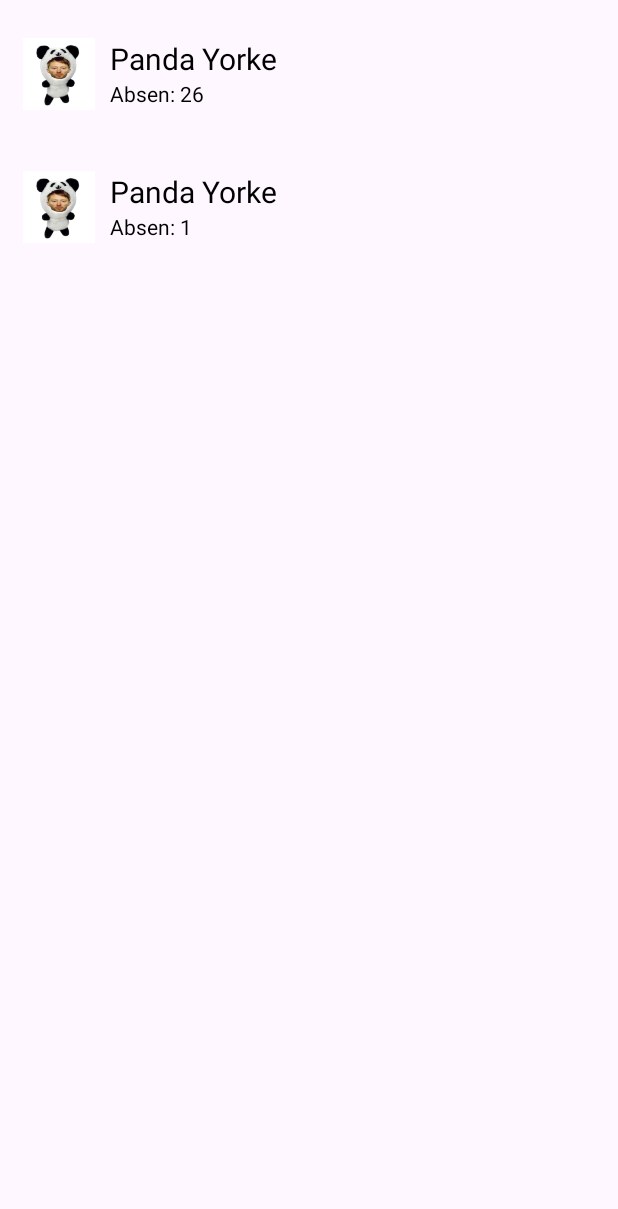
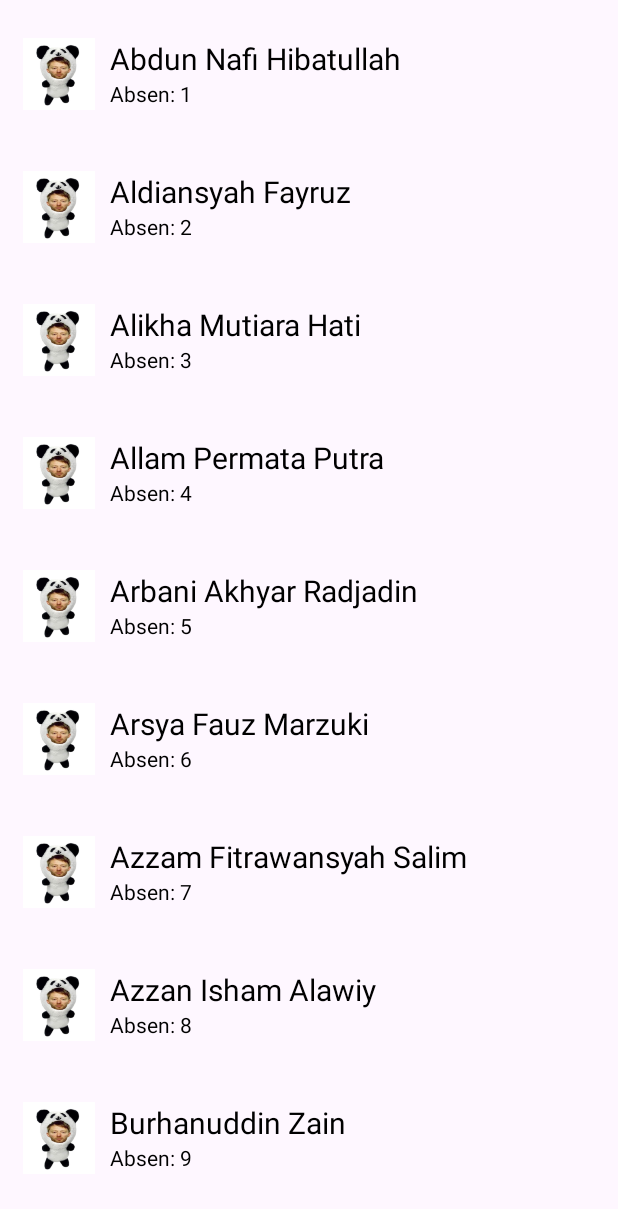
Before and after one commit to shig3o/Letterboxb, an Android app: the screen it shows after launch (ListSiswa10PPLG1), on a phone screen of 412 x 824 dp. Shown: the top 1209 px of the screen. Run offline under Robolectric (Android 15) with nearby library versions, the phone set to English and light mode, and no system bars.

Commit message:
Initial Commit

```diff
--- a/app/src/main/java/com/example/letterboxb/ListSiswa10PPLG1.java
+++ b/app/src/main/java/com/example/letterboxb/ListSiswa10PPLG1.java
@@ -20,10 +20,50 @@ public class ListSiswa10PPLG1 extends AppCompatActivity {
 
         List<ItemPepeleg> items = new ArrayList<ItemPepeleg>();
 
-        items.add(new ItemPepeleg("Panda Yorke","26",R.drawable.panda_yorke));
-        items.add(new ItemPepeleg("Panda Yorke","1",R.drawable.panda_yorke));
+        String[] siswa = {
+                "Abdun Nafi Hibatullah",
+                "Aldiansyah Fayruz",
+                "Alikha Mutiara Hati",
+                "Allam Permata Putra",
+                "Arbani Akhyar Radjadin",
+                "Arsya Fauz Marzuki",
+                "Azzam Fitrawansyah Salim",
+                "Azzan Isham Alawiy",
+                "Burhanuddin Zain",
+                "Daffa Raziq Angie Irawan",
+                "Dylan Athallah Alam",
+                "Dzaky Ihsan Rasyid",
+                "Hilal Syah Amali",
+                "Jeremy Edward Domenico Sanjaya",
+                "Jovanco Nicholas Rise",
+                "Khalisha Kaylanasywa",
+                "Maulana Arka Narendra",
+                "Muhammad Asraf El Farras",
+                "Muhammad Choirul'Anam",
+                "Muhammad Evan Maxsalmina",
+                "Muhammad Fakhry Alifahrizq A.",
+                "Muhammad Rafif Azka Budiawan",
+                "Muhammad Zuhrizal",
+                "Nafisah Isbarsani",
+                "Nail Zhavier Adhyaksa",
+                "Nasharuddin Hatta",
+                "Naufal Afdhal Haryda",
+                "Nicholas Christian Chandra",
+                "Ocean Karuna Muryanto",
+                "Pajri Al Fikri Riandi",
+                "Radithia Arlistian Saputra",
+                "Rifqi Wibisono Himmawan",
+                "Royyan Ahmad Zaydan",
+                "Ruga Zinedine Airinka",
+                "Satria Rudi Pratama",
+                "Shofiyyul Hilmi",
+                "Zaskia Amelia Putri"
+        };
 
 
+        for (int i = 0; i < siswa.length; i++){
+            items.add(new ItemPepeleg(siswa[i],Integer.toString(i + 1),R.drawable.panda_yorke));
+        }
 
 
         recyclerView.setLayoutManager(new LinearLayoutManager(this));
--- a/app/src/main/res/layout/item_view.xml
+++ b/app/src/main/res/layout/item_view.xml
@@ -41,6 +41,6 @@
         android:layout_width="0dp"
         android:layout_height="2dp"
         android:layout_weight="1"
-        android:background="#DAD8D8"/>
+        android:background="#FFFFFF"/>
 
 </LinearLayout>
```
